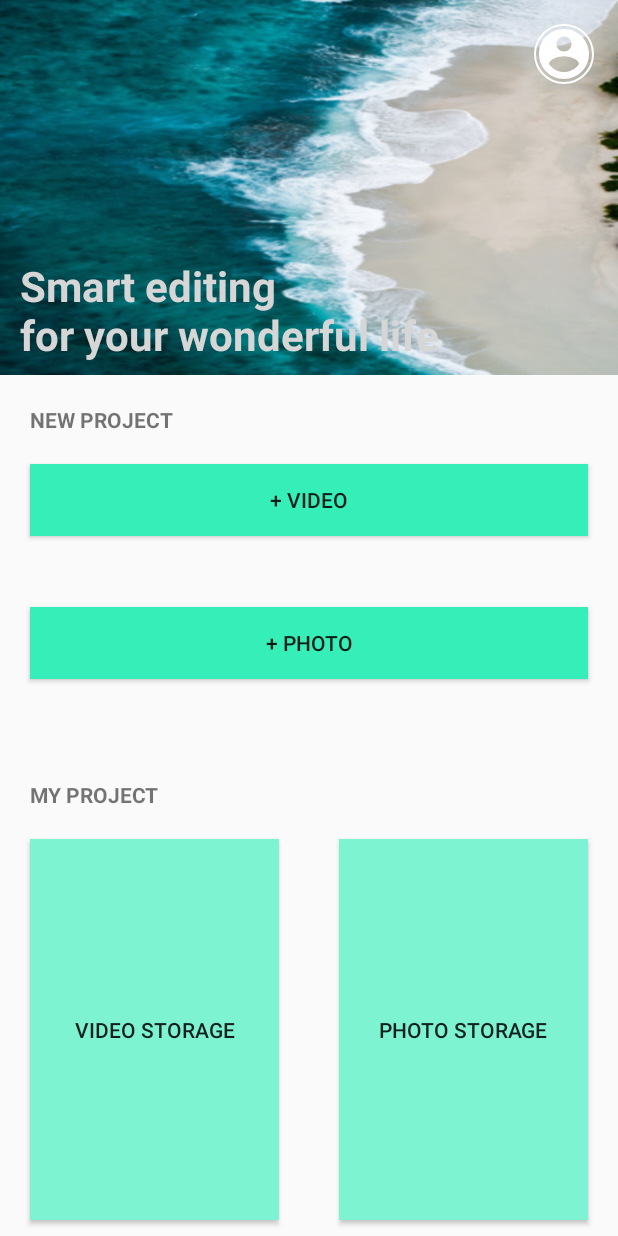
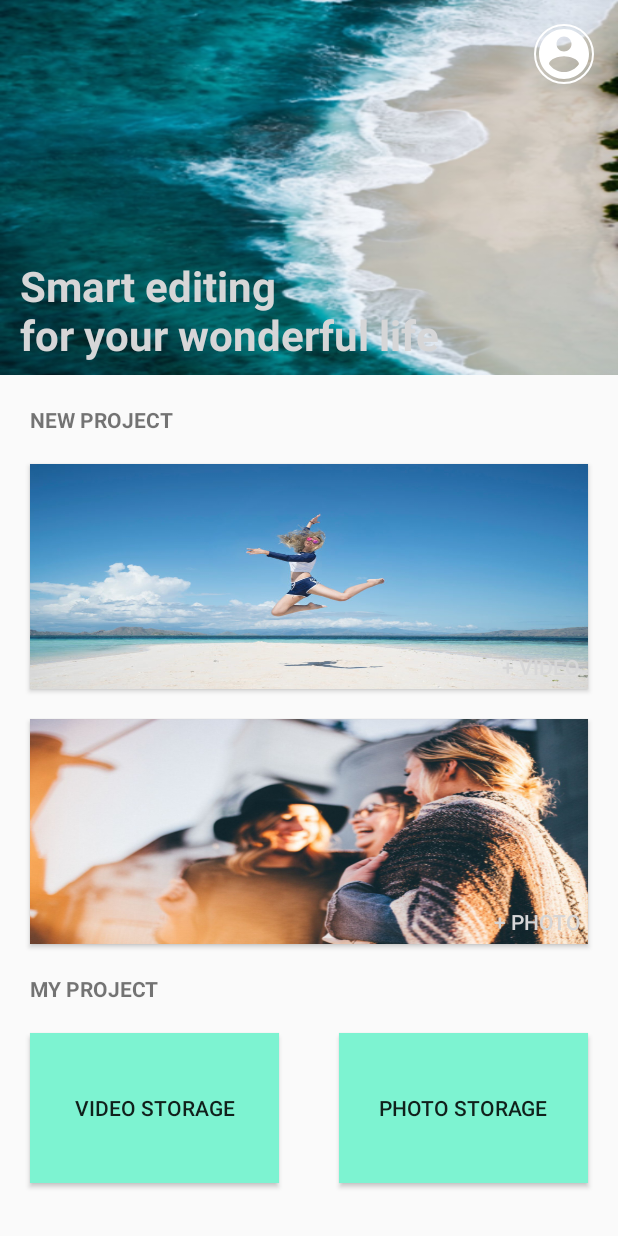
Before and after one commit to jsh-me/simple-android-editor, an Android app: the screen it shows after launch (MainActivity), on a phone screen of 412 x 824 dp. Run offline under Robolectric (Android 15) with nearby library versions, the phone set to English and light mode, and no system bars; our stand-ins replace CircleImageView, Timber, data binding; 3 statements that could not run were skipped.

Commit message:
main ui modified

```diff
--- a/app/src/main/java/kr/co/jsh/feature/main/MainActivity.kt
+++ b/app/src/main/java/kr/co/jsh/feature/main/MainActivity.kt
@@ -5,8 +5,10 @@ import android.content.Intent
 import android.net.Uri
 import androidx.appcompat.app.AppCompatActivity
 import android.os.Bundle
+import android.view.View
 import android.widget.Toast
 import androidx.databinding.DataBindingUtil
+import androidx.databinding.ObservableField
 import kr.co.jsh.R
 import kr.co.jsh.databinding.ActivityMainBinding
 import kr.co.domain.globalconst.Consts.Companion.EXTRA_PHOTO_PATH
@@ -22,6 +24,7 @@ import kr.co.jsh.utils.setupPermissions
 
 class MainActivity : AppCompatActivity() {
     private lateinit var binding: ActivityMainBinding
+    var loginCheck : ObservableField<Boolean> = ObservableField(false)
 
     override fun onCreate(savedInstanceState: Bundle?) {
         super.onCreate(savedInstanceState)
@@ -81,6 +84,7 @@ class MainActivity : AppCompatActivity() {
         }
         else if(resultCode == 1000 && requestCode == 1000) {
             binding.accountImg.setImageDrawable(resources.getDrawable(R.drawable.sehee, null))
+            loginCheck.set(true)
         }
 
         super.onActivityResult(requestCode, resultCode, data)
--- /dev/null
+++ b/app/src/main/res/drawable/border_round_line.xml
@@ -0,0 +1,13 @@
+<?xml version="1.0" encoding="utf-8"?>
+<shape xmlns:android="http://schemas.android.com/apk/res/android">
+    <solid android:color="@null"/>
+    <stroke android:width="1dip" android:color="#ffffff" />
+    <!--    <corners android:radius="10dip"/>-->
+
+    <corners
+        android:topRightRadius="10dp"
+        android:bottomLeftRadius="10dp"
+        android:bottomRightRadius="10dp"
+        android:topLeftRadius="10dp"/>
+
+</shape>
--- a/app/src/main/res/layout/activity_main.xml
+++ b/app/src/main/res/layout/activity_main.xml
@@ -11,12 +11,15 @@
         <variable
             name="consts"
             type="kr.co.domain.globalconst.Consts" />
+
+        <variable
+            name="view"
+            type="android.view.View" />
     </data>
 
     <ScrollView
         android:layout_width="match_parent"
         android:layout_height="match_parent">
-
 
         <androidx.constraintlayout.widget.ConstraintLayout
             android:layout_width="match_parent"
@@ -29,10 +32,11 @@
                 android:layout_width="match_parent"
                 android:layout_height="250dp"
                 android:background="@drawable/main_view"
-                app:layout_constraintBottom_toTopOf="@+id/guideline3"
+                app:layout_constraintBottom_toTopOf="@+id/textView"
                 app:layout_constraintDimensionRatio="w,16:9"
                 app:layout_constraintStart_toStartOf="parent"
-                app:layout_constraintTop_toTopOf="parent" />
+                app:layout_constraintTop_toTopOf="parent"
+                app:layout_constraintVertical_bias="0.0" />
 
             <TextView
                 android:layout_width="wrap_content"
@@ -61,76 +65,75 @@
                 app:layout_constraintEnd_toEndOf="parent"
                 app:layout_constraintTop_toTopOf="parent" />
 
-            <androidx.constraintlayout.widget.Guideline
-                android:id="@+id/guideline3"
-                android:layout_width="wrap_content"
-                android:layout_height="wrap_content"
-                android:orientation="horizontal"
-                app:layout_constraintGuide_percent="0.3" />
-
             <TextView
                 android:id="@+id/textView"
                 android:layout_width="wrap_content"
                 android:layout_height="0dp"
                 android:layout_margin="20dp"
+                android:layout_marginTop="20dp"
                 android:text="NEW PROJECT"
                 android:textStyle="bold"
+                app:layout_constraintEnd_toEndOf="parent"
+                app:layout_constraintHorizontal_bias="0.0"
                 app:layout_constraintStart_toStartOf="@+id/imageView"
                 app:layout_constraintTop_toBottomOf="@+id/imageView" />
 
             <Button
                 android:id="@+id/imageButton"
                 android:layout_width="match_parent"
-                android:layout_height="wrap_content"
+                android:layout_height="150dp"
                 android:layout_margin="20dp"
-                android:background="#35EEB8"
-                android:text="+ Video"
+                android:text="+ VIdeo"
+                android:textColor="@color/white"
+                android:gravity="bottom|end"
+                android:padding="5dp"
+                android:background="@drawable/main_video"
                 android:onClick="@{() -> main.pickFromVideo(consts.REQUEST_VIDEO_TRIMMER)}"
-                app:layout_constraintBottom_toTopOf="@+id/guideline"
+                app:layout_constraintBottom_toTopOf="@+id/button"
                 app:layout_constraintEnd_toEndOf="@+id/imageView"
                 app:layout_constraintStart_toStartOf="@+id/imageView"
-                app:layout_constraintTop_toBottomOf="@+id/textView"
-                app:layout_constraintVertical_bias="0.0" />
+                app:layout_constraintTop_toBottomOf="@+id/textView" />
 
             <Button
+                android:id="@+id/button"
                 android:layout_width="match_parent"
-                android:layout_height="wrap_content"
+                android:layout_height="150dp"
                 android:layout_margin="20dp"
-                android:background="#35EEB8"
-                android:text="+ Photo"
+                android:background="@drawable/main_photo"
                 android:onClick="@{() -> main.pickFromPicture(consts.REQUEST_VIDEO_CROPPER)}"
-                app:layout_constraintBottom_toTopOf="@+id/guideline"
+                android:text="+ PHOTO"
+                android:textColor="@color/white"
+                android:gravity="bottom|end"
+                android:padding="5dp"
+                app:layout_constraintBottom_toTopOf="@+id/myProjectTxt"
                 app:layout_constraintEnd_toEndOf="parent"
-                app:layout_constraintStart_toStartOf="@+id/imageView"
-                app:layout_constraintTop_toBottomOf="@+id/imageButton" />
+                app:layout_constraintStart_toStartOf="@+id/imageView" />
 
             <TextView
-                android:id="@+id/textView2"
+                android:id="@+id/myProjectTxt"
                 android:layout_width="wrap_content"
                 android:layout_height="0dp"
                 android:layout_margin="20dp"
                 android:text="MY PROJECT"
                 android:textStyle="bold"
-                app:layout_constraintStart_toStartOf="@+id/imageView"
-                app:layout_constraintTop_toTopOf="@+id/guideline" />
-
-            <androidx.constraintlayout.widget.Guideline
-                android:id="@+id/guideline"
-                android:layout_width="wrap_content"
-                android:layout_height="wrap_content"
-                android:orientation="horizontal"
-                app:layout_constraintGuide_percent="0.6" />
+                android:visibility="@{main.loginCheck ? view.VISIBLE : view.GONE }"
+                app:layout_constraintBottom_toBottomOf="@+id/videoStrageBtn"
+                app:layout_constraintEnd_toEndOf="parent"
+                app:layout_constraintHorizontal_bias="0.0"
+                app:layout_constraintStart_toStartOf="@+id/imageView" />
 
             <Button
+                android:id="@+id/videoStrageBtn"
                 android:layout_width="0dp"
-                android:layout_height="0dp"
+                android:layout_height="100dp"
                 android:layout_margin="20dp"
+                android:background="#7DF3D1"
                 android:text="Video Storage"
-                android:background="#7DF3D1"
-                app:layout_constraintBottom_toBottomOf="parent"
+                android:visibility="@{main.loginCheck ? view.VISIBLE : view.GONE }"
                 app:layout_constraintEnd_toStartOf="@+id/guideline2"
+                app:layout_constraintHorizontal_bias="1.0"
                 app:layout_constraintStart_toStartOf="@+id/imageView"
-                app:layout_constraintTop_toBottomOf="@+id/textView2" />
+                app:layout_constraintTop_toBottomOf="@+id/myProjectTxt" />
 
             <androidx.constraintlayout.widget.Guideline
                 android:id="@+id/guideline2"
@@ -140,15 +143,17 @@
                 app:layout_constraintGuide_percent="0.5"/>
 
             <Button
+                android:id="@+id/photoStorage"
                 android:layout_width="0dp"
-                android:layout_height="0dp"
+                android:layout_height="100dp"
                 android:text="Photo Storage"
                 android:layout_margin="20dp"
                 android:background="#7DF3D1"
+                android:visibility="@{main.loginCheck ? view.VISIBLE : view.GONE }"
                 app:layout_constraintBottom_toBottomOf="parent"
                 app:layout_constraintEnd_toEndOf="@+id/imageView"
                 app:layout_constraintStart_toStartOf="@+id/guideline2"
-                app:layout_constraintTop_toBottomOf="@+id/textView2" />
+                app:layout_constraintTop_toBottomOf="@+id/myProjectTxt" />
 
 
         </androidx.constraintlayout.widget.ConstraintLayout>
```
Also changed, not shown: app/src/main/res/drawable/main_photo.jpg (added), app/src/main/res/drawable/main_video.jpg (added).
